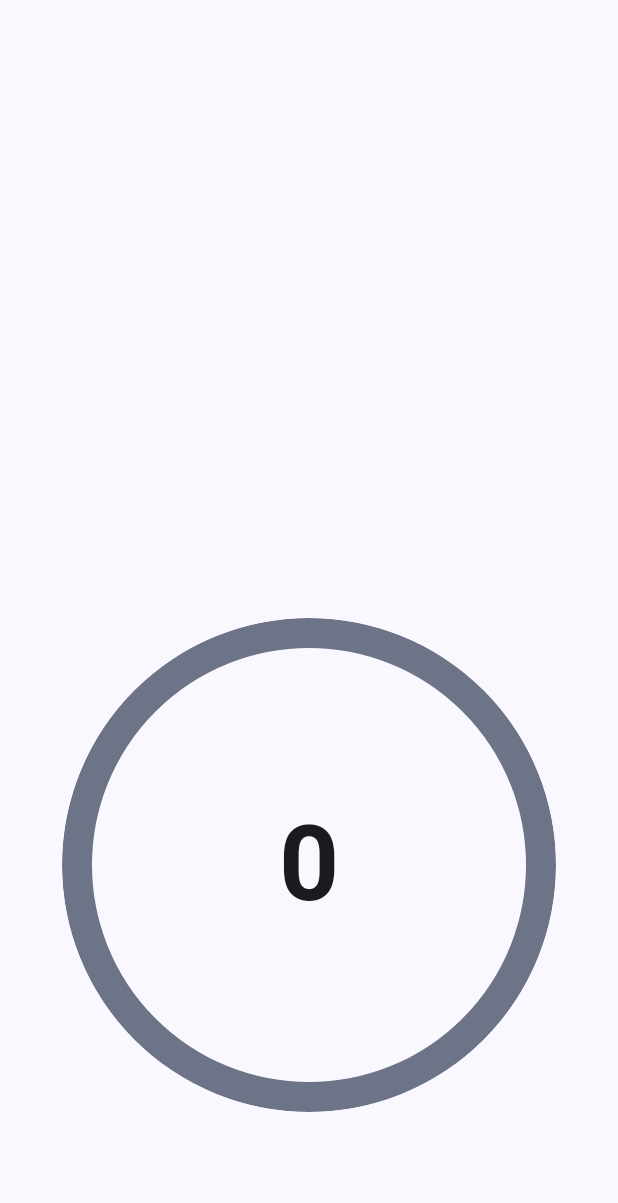
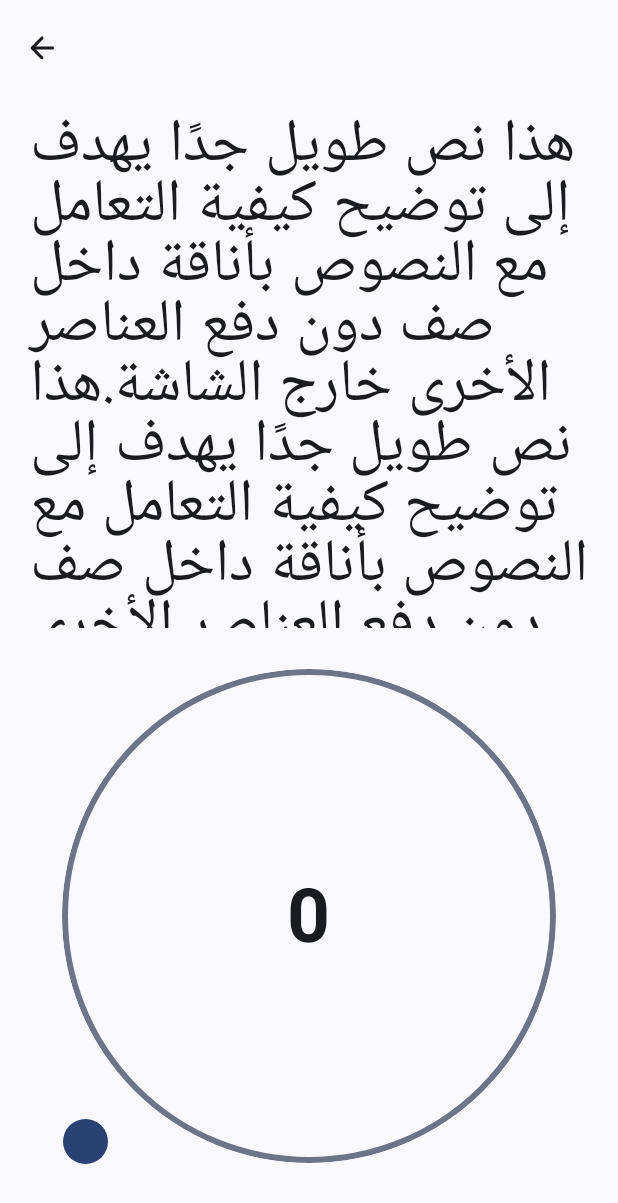
Before and after one commit to benmohamedyassine/thiker, an Android app built with Jetpack Compose: the @Preview function TasbihScreenPreview, on a phone screen of 412 x 824 dp. Shown: the top 1203 px of the screen. Run offline under Robolectric (Android 15) with nearby library versions, the phone set to English and light mode, and no system bars; our stand-ins replace Dagger/Hilt's generated code.

```diff
--- a/app/src/main/java/com/yino/tasbih/presentation/NavHostSetup.kt
+++ b/app/src/main/java/com/yino/tasbih/presentation/NavHostSetup.kt
@@ -58,6 +58,7 @@ fun NavHostSetup(modifier: Modifier = Modifier) {
                     uiState = uiState,
                     onIncrementCount = viewModel::onIncrementCount,
                     onResetCount = viewModel::onResetCount,
+                    onNavBack = { navController.popBackStack() }
                 )
             }
         }
--- a/app/src/main/java/com/yino/tasbih/presentation/tasbih_screen/TasbihScreen.kt
+++ b/app/src/main/java/com/yino/tasbih/presentation/tasbih_screen/TasbihScreen.kt
@@ -1,24 +1,33 @@
 package com.yino.tasbih.presentation.tasbih_screen
 
-import android.util.Log
+import androidx.compose.animation.core.animateFloatAsState
+import androidx.compose.animation.core.tween
 import androidx.compose.foundation.clickable
-import androidx.compose.foundation.gestures.detectTapGestures
 import androidx.compose.foundation.gestures.detectVerticalDragGestures
-import androidx.compose.foundation.horizontalScroll
-import androidx.compose.foundation.layout.Arrangement
 import androidx.compose.foundation.layout.Box
 import androidx.compose.foundation.layout.Column
+import androidx.compose.foundation.layout.Spacer
 import androidx.compose.foundation.layout.aspectRatio
 import androidx.compose.foundation.layout.fillMaxSize
 import androidx.compose.foundation.layout.fillMaxWidth
+import androidx.compose.foundation.layout.height
 import androidx.compose.foundation.layout.padding
 import androidx.compose.foundation.layout.size
+import androidx.compose.foundation.rememberScrollState
 import androidx.compose.foundation.shape.CircleShape
-import androidx.compose.foundation.shape.RoundedCornerShape
+import androidx.compose.foundation.verticalScroll
+import androidx.compose.material.icons.Icons
+import androidx.compose.material.icons.automirrored.rounded.ArrowBack
+import androidx.compose.material3.Button
 import androidx.compose.material3.CircularProgressIndicator
+import androidx.compose.material3.ExperimentalMaterial3Api
+import androidx.compose.material3.Icon
+import androidx.compose.material3.IconButton
 import androidx.compose.material3.Scaffold
 import androidx.compose.material3.Text
+import androidx.compose.material3.TopAppBar
 import androidx.compose.runtime.Composable
+import androidx.compose.runtime.LaunchedEffect
 import androidx.compose.runtime.getValue
 import androidx.compose.runtime.mutableFloatStateOf
 import androidx.compose.runtime.mutableStateOf
@@ -32,30 +41,50 @@ import androidx.compose.ui.text.font.FontWeight
 import androidx.compose.ui.tooling.preview.Preview
 import androidx.compose.ui.unit.dp
 import androidx.compose.ui.unit.sp
-import androidx.hilt.navigation.compose.hiltViewModel
-import androidx.lifecycle.compose.collectAsStateWithLifecycle
-import androidx.lifecycle.viewmodel.compose.viewModel
+import com.yino.tasbih.domain.model.Thiker
 import com.yino.tasbih.presentation.ui.theme.TASBIHTheme
 
+
+
+@OptIn(ExperimentalMaterial3Api::class)
 @Composable
 fun TasbihScreen(
     uiState: TasbihUiState = TasbihUiState(),
     onIncrementCount: () -> Unit = { },
     onResetCount: () -> Unit = { },
+    onNavBack: () -> Unit = { },
 ) {
 
-    var currentProgress by remember {
-        var progress = 0F
+    val scrollState = rememberScrollState()
+    var currentProgress by remember { mutableFloatStateOf(0F) }
+    val animatedProgress by animateFloatAsState(
+        targetValue = currentProgress,
+        animationSpec = tween(durationMillis = 1000)
+    )
 
-        if (uiState.thiker.maxCount > 0) {
-            progress = (uiState.count * 100 / uiState.thiker.maxCount).toFloat()
+    LaunchedEffect(uiState.count) {
+        val maxCount = uiState.thiker.maxCount
+
+        if (maxCount > 0) {
+            currentProgress = (uiState.count - 0f) * (1f - 0f) / (maxCount - 0f) + 0f
         }
-
-        mutableFloatStateOf(progress)
     }
 
 
     Scaffold(
+        topBar = {
+            TopAppBar(
+                title = { },
+                navigationIcon = {
+                    IconButton(onClick = onNavBack) {
+                        Icon(
+                            imageVector = Icons.AutoMirrored.Rounded.ArrowBack,
+                            contentDescription = null
+                        )
+                    }
+                }
+            )
+        }
     ) { innerPadding ->
 
         Column(
@@ -68,13 +97,19 @@ fun TasbihScreen(
             Box(
                 contentAlignment = Alignment.Center,
                 modifier = Modifier
+                    .verticalScroll(scrollState)
                     .weight(1f)
             ) {
                 Text(
                     text = uiState.thiker.title,
-                    fontSize = 70.sp,
+                    fontSize = 40.sp,
+                    lineHeight = 40.sp,
+                    modifier = Modifier
+                        .padding(horizontal = 20.dp)
                 )
             }
+
+            Spacer(Modifier.height(50.dp))
 
             Box(
                 modifier = Modifier
@@ -87,41 +122,66 @@ fun TasbihScreen(
                     modifier = Modifier
                         .fillMaxSize(0.8f)
                         .aspectRatio(1.0f)
+                ) {
+                    CircularProgressIndicator(
+                        progress = { animatedProgress },
+//                        strokeWidth = 20.dp,
+                        modifier = Modifier
+                            .fillMaxSize()
                             .clip(CircleShape)
                             .clickable(onClick = onIncrementCount)
                             .pointerInput(Unit) {
                                 detectVerticalDragGestures(
                                     onVerticalDrag = { change, dragAmount ->
                                         change.consume()
-                                    isSwipeUp = if (dragAmount < 0) true else false
+                                        isSwipeUp = dragAmount < 0
                                     },
                                     onDragEnd = {
                                         if (isSwipeUp) onResetCount()
                                     }
                                 )
                             }
-                ) {
-                    CircularProgressIndicator(
-                        progress = { currentProgress },
-                        strokeWidth = 20.dp,
-                        modifier = Modifier.fillMaxSize()
                     )
                     Text(
                         text = uiState.count.toString(),
-                        fontSize = 70.sp,
+                        fontSize = 50.sp,
                         fontWeight = FontWeight.Bold
                     )
-
+                    Button(
+                        onClick = onResetCount,
+                        modifier = Modifier
+                            .size(30.dp)
+                            .aspectRatio(1f)
+                            .align(Alignment.BottomStart)
+                    ) { }
                 }
             }
         }
     }
 }
 
+//fun Float.map(
+//    inMin: Float, inMax: Float,
+//    outMin: Float, outMax: Float
+//): Float {
+//    return (this - inMin) * (outMax - outMin) / (inMax - inMin) + outMin
+//}
+
 @Preview
 @Composable
 private fun TasbihScreenPreview() {
+    val longText1 = "سبحان الله و الحمد لله و الله أكبر"
+    val longText2 = "هذا نص طويل جدًا يهدف إلى توضيح كيفية التعامل مع النصوص بأناقة داخل صف دون دفع العناصر الأخرى خارج الشاشة." +
+            "هذا نص طويل جدًا يهدف إلى توضيح كيفية التعامل مع النصوص بأناقة داخل صف دون دفع العناصر الأخرى خارج الشاشة." +
+            "هذا نص طويل جدًا يهدف إلى توضيح كيفية التعامل مع النصوص بأناقة داخل صف دون دفع العناصر الأخرى خارج الشاشة."
+
     TASBIHTheme {
-        TasbihScreen()
+        TasbihScreen(
+            uiState = TasbihUiState(
+                thiker = Thiker(
+                    title = longText2
+                )
+            )
+        )
     }
 }
--- a/app/src/main/java/com/yino/tasbih/presentation/thiker_list/ThikerListScreen.kt
+++ b/app/src/main/java/com/yino/tasbih/presentation/thiker_list/ThikerListScreen.kt
@@ -92,6 +92,7 @@ import androidx.compose.ui.input.pointer.pointerInput
 import androidx.compose.ui.platform.LocalLayoutDirection
 import androidx.compose.ui.text.font.FontWeight
 import androidx.compose.ui.text.input.KeyboardType
+import androidx.compose.ui.text.style.TextOverflow
 import androidx.compose.ui.unit.LayoutDirection
 import androidx.compose.ui.unit.dp
 import androidx.compose.ui.unit.sp
@@ -138,7 +139,6 @@ fun ThikerListScreen(
 
     Scaffold(
         topBar = {
-            CompositionLocalProvider(LocalLayoutDirection provides LayoutDirection.Rtl) {
             TopAppBar(
                 title = { },
                 actions = {
@@ -173,7 +173,6 @@ fun ThikerListScreen(
                     }
                 }
             )
-            }
         },
         floatingActionButton = {
             FloatingActionButton(
@@ -527,12 +526,15 @@ fun ThikerItem(
                             ) {
                                 Column(
                                     modifier = Modifier
+                                        .weight(1f)
                                         .padding(vertical = 15.dp, horizontal = 20.dp)
                                 ) {
                                     Text(
                                         text = "${String.format("%02d", thiker.orderIndex)} - ${thiker.title}",
                                         fontWeight = FontWeight.Bold,
                                         fontSize = 20.sp,
+                                        maxLines = 1,
+                                        overflow = TextOverflow.Ellipsis,
                                     )
                                     Text(
                                         text = "عدد التسبيح: ${String.format("%02d", thiker.currentCount)}",
```
Lines whose indentation alone changed are shown as unchanged.
